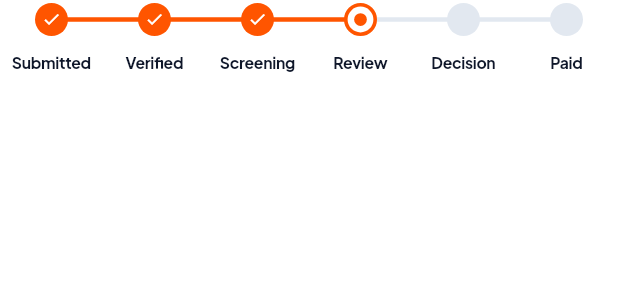
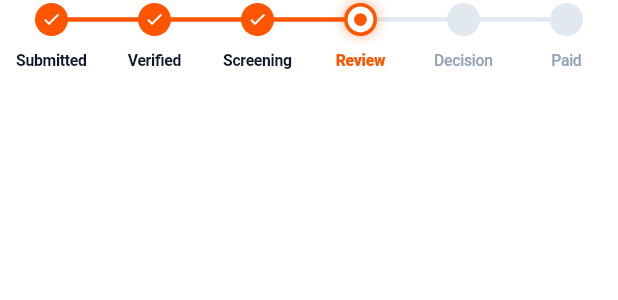
Before and after one commit to MainMethod26/Easy-Claim, a Flutter app: the ClaimStepper widget shown alone on an empty page, opened directly, on a phone screen of 412 x 824 dp. Shown: the top 300 px of the screen. Run offline on Flutter 3.47's test engine with Material 3 defaults, Android fonts, the light colour scheme and no system bars; our stand-ins replace awesome_snackbar_content, cached_network_image, fl_chart, flutter_dotenv, flutter_slidable, flutter_spinkit and 2 more; network calls fail.

Commit message:
feat(home): auto-advance 6-step claim progression and disable manual tap

```diff
--- a/lib/widgets/claim_stepper.dart
+++ b/lib/widgets/claim_stepper.dart
@@ -44,7 +44,9 @@ class ClaimStepper extends StatelessWidget {
                         // The line is orange if this segment is before the active node or leading into it
                         final isCompletedLine = index < activeIndex;
                         return Expanded(
-                          child: Container(
+                          child: AnimatedContainer(
+                            duration: const Duration(milliseconds: 400),
+                            curve: Curves.easeInOut,
                             height: 3.0,
                             color: isCompletedLine
                                 ? const Color(0xFFFF5500)
@@ -59,15 +61,16 @@ class ClaimStepper extends StatelessWidget {
                   Row(
                     mainAxisAlignment: MainAxisAlignment.spaceBetween,
                     children: List.generate(totalSteps, (index) {
+                      final nodeWidget = _buildNode(index, nodeSize);
                       return SizedBox(
                         width: stepWidth,
                         child: Center(
-                          child: GestureDetector(
-                            onTap: onStepTapped != null
-                                ? () => onStepTapped!(index)
-                                : null,
-                            child: _buildNode(index, nodeSize),
-                          ),
+                          child: onStepTapped != null
+                              ? GestureDetector(
+                                  onTap: () => onStepTapped!(index),
+                                  child: nodeWidget,
+                                )
+                              : nodeWidget,
                         ),
                       );
                     }),
@@ -82,19 +85,30 @@ class ClaimStepper extends StatelessWidget {
               mainAxisAlignment: MainAxisAlignment.spaceBetween,
               crossAxisAlignment: CrossAxisAlignment.start,
               children: List.generate(totalSteps, (index) {
+                final isCurrent = index == activeIndex;
+                final isPast = index < activeIndex;
                 return SizedBox(
                   width: stepWidth,
                   child: FittedBox(
                     fit: BoxFit.scaleDown,
-                    child: Text(
-                      steps[index],
-                      textAlign: TextAlign.center,
-                      maxLines: 1,
-                      style: const TextStyle(
-                        color: Color(0xFF0F172A),
+                    child: AnimatedDefaultTextStyle(
+                      duration: const Duration(milliseconds: 300),
+                      style: TextStyle(
+                        color: isCurrent
+                            ? const Color(0xFFFF5500)
+                            : (isPast
+                                ? const Color(0xFF0F172A)
+                                : const Color(0xFF94A3B8)),
                         fontSize: 10.5,
-                        fontWeight: FontWeight.w700,
+                        fontWeight: isCurrent
+                            ? FontWeight.w800
+                            : (isPast ? FontWeight.w700 : FontWeight.w500),
                         letterSpacing: -0.2,
+                      ),
+                      child: Text(
+                        steps[index],
+                        textAlign: TextAlign.center,
+                        maxLines: 1,
                       ),
                     ),
                   ),
@@ -110,7 +124,9 @@ class ClaimStepper extends StatelessWidget {
   Widget _buildNode(int index, double size) {
     if (index < activeIndex) {
       // Completed step: Orange circle with white checkmark
-      return Container(
+      return AnimatedContainer(
+        duration: const Duration(milliseconds: 400),
+        curve: Curves.easeInOut,
         width: size,
         height: size,
         decoration: const BoxDecoration(
@@ -127,8 +143,10 @@ class ClaimStepper extends StatelessWidget {
         ),
       );
     } else if (index == activeIndex) {
-      // Active step: Orange ring with center orange filled dot
-      return Container(
+      // Active step: Orange ring with center orange filled dot & subtle glow
+      return AnimatedContainer(
+        duration: const Duration(milliseconds: 400),
+        curve: Curves.easeInOut,
         width: size,
         height: size,
         decoration: BoxDecoration(
@@ -138,6 +156,13 @@ class ClaimStepper extends StatelessWidget {
             color: const Color(0xFFFF5500),
             width: 2.4,
           ),
+          boxShadow: [
+            BoxShadow(
+              color: const Color(0xFFFF5500).withValues(alpha: 0.35),
+              blurRadius: 6,
+              spreadRadius: 1,
+            ),
+          ],
         ),
         child: Center(
           child: Container(
@@ -152,7 +177,9 @@ class ClaimStepper extends StatelessWidget {
       );
     } else {
       // Upcoming step: Solid light grey circle
-      return Container(
+      return AnimatedContainer(
+        duration: const Duration(milliseconds: 400),
+        curve: Curves.easeInOut,
         width: size,
         height: size,
         decoration: const BoxDecoration(
```
Also changed, not shown: lib/providers/home_screen_provider.dart (+48 -2 lines), lib/screens/easy_claim_home_screen.dart (+22 -26 lines), lib/widgets/active_claim_card.dart (+3 -24 lines), 1 other file.
